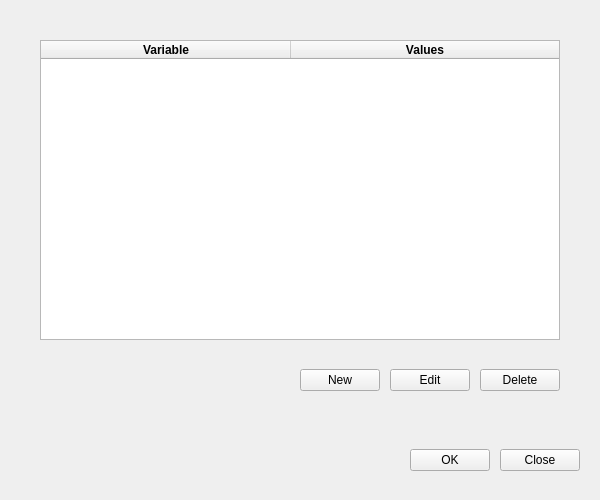
Above: src/manage_env/ui_files/main_form.ui from Noertri/manage-env before the change. Below: the same form after it.
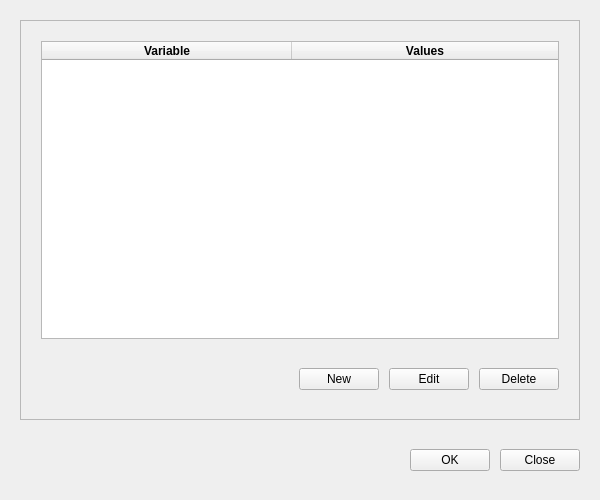
That is the form after the change.

Commit message: modifikasi layout ui MainWindow

What changed in the file:
```diff
--- a/src/manage_env/ui_files/main_form.ui
+++ b/src/manage_env/ui_files/main_form.ui
@@ -498,7 +498,13 @@
       </sizepolicy>
      </property>
      <property name="frameShape">
-      <enum>QFrame::Shape::NoFrame</enum>
+      <enum>QFrame::Shape::StyledPanel</enum>
+     </property>
+     <property name="frameShadow">
+      <enum>QFrame::Shadow::Sunken</enum>
+     </property>
+     <property name="lineWidth">
+      <number>1</number>
      </property>
      <layout class="QVBoxLayout" name="table_lo">
       <property name="spacing">
```
The commit also changes 2 other files.
